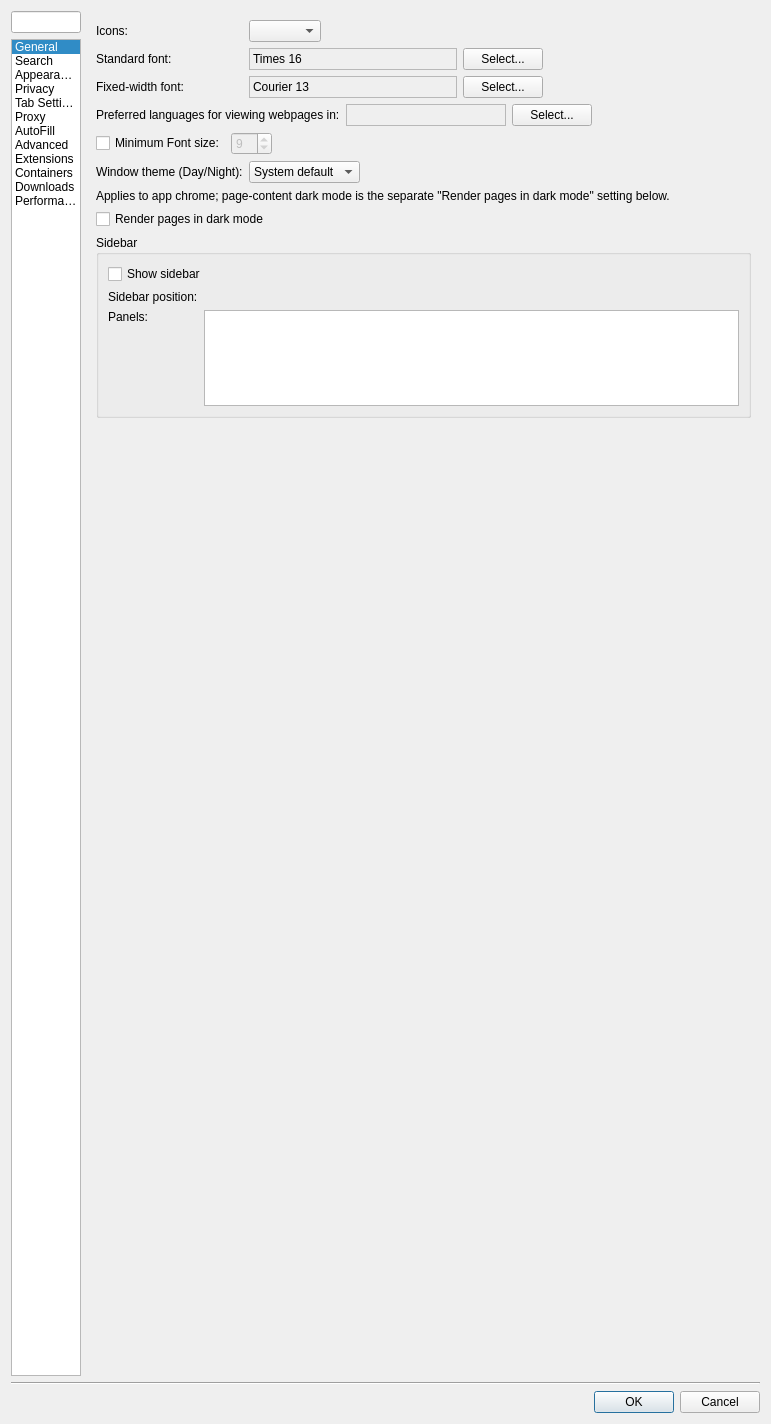
The window that src/settings.ui (IT-Space-2026/arktos) describes before a commit, drawn with Qt 5.
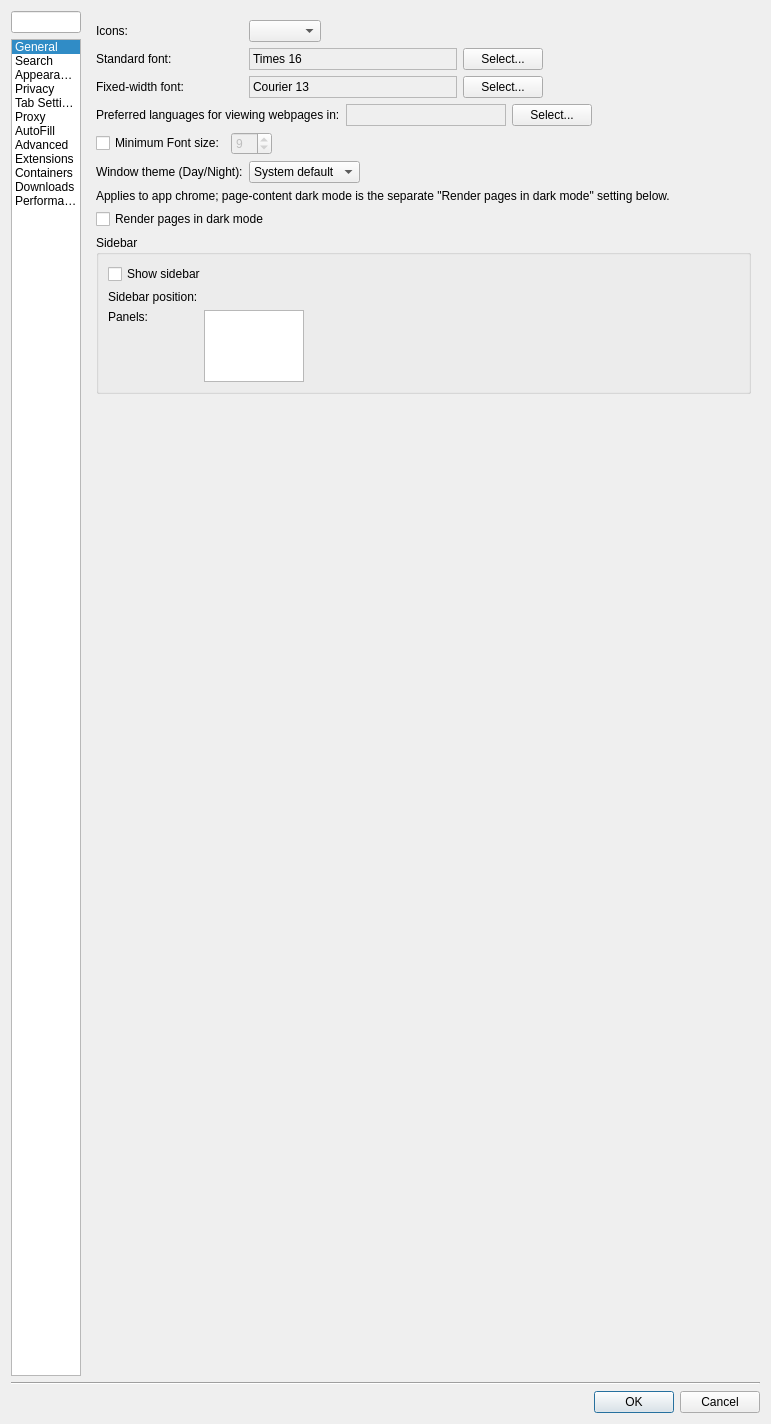
The same window after the commit. The open tabs and pages were chosen to show the change. Custom widgets are drawn as their Qt base class.

Commit message: SIDE08: Panels checklist in Preferences sized to content

Patch:
```diff
--- a/src/settings.ui
+++ b/src/settings.ui
@@ -1512,16 +1512,13 @@
           <item row="2" column="1" colspan="2">
            <widget class="QListWidget" name="sidebarPanelsList">
             <property name="sizePolicy">
-             <sizepolicy hsizetype="Expanding" vsizetype="Maximum">
+             <sizepolicy hsizetype="Maximum" vsizetype="Maximum">
               <horstretch>0</horstretch>
               <verstretch>0</verstretch>
              </sizepolicy>
             </property>
-            <property name="maximumSize">
-             <size>
-              <width>16777215</width>
-              <height>96</height>
-             </size>
+            <property name="sizeAdjustPolicy">
+             <enum>QAbstractScrollArea::AdjustToContents</enum>
             </property>
             <property name="toolTip">
              <string>Which panels appear in the sidebar rail. Hidden panels are not loaded.</string>
```
The commit also changes 5 other files.
